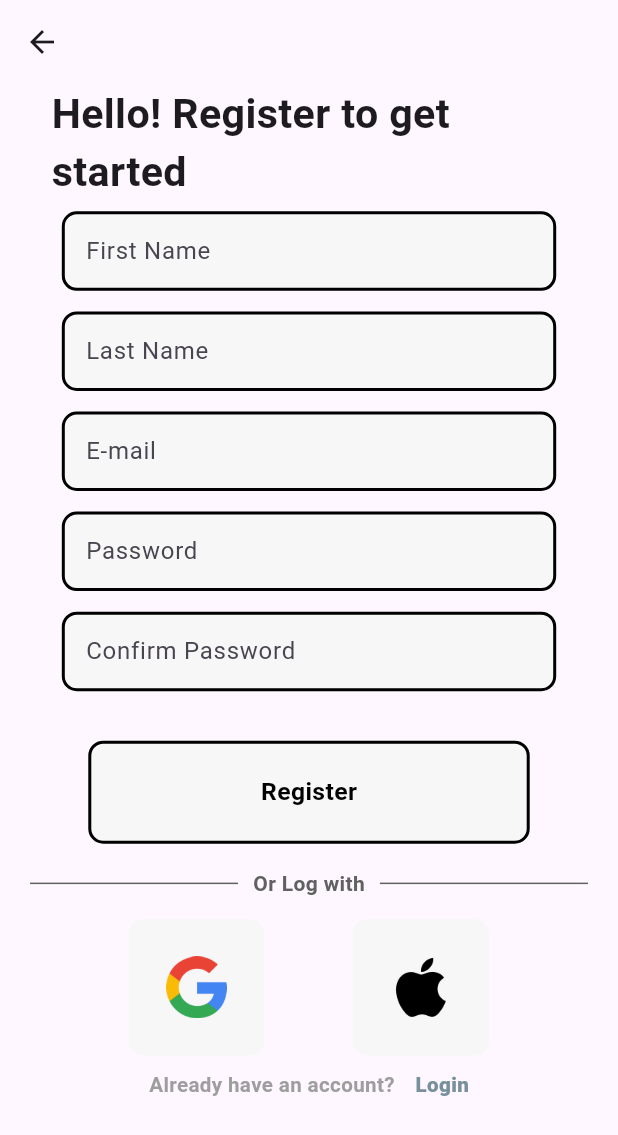
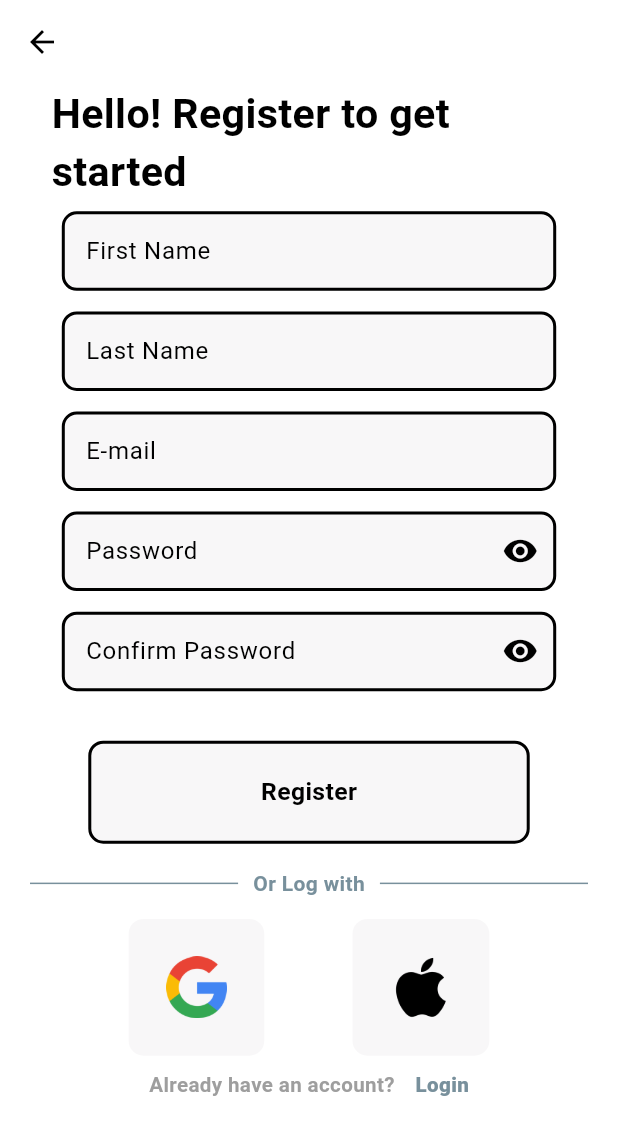
Before and after one commit to HarshitaBhamare/DTPL_APP, a Flutter app: the ForgetPassword screen opened directly, after a tap on "Register Now", on a phone screen of 412 x 824 dp. Shown: the top 1135 px of the screen. Run offline on Flutter 3.47's test engine with Material 3 defaults, Android fonts, the phone set to English and light mode, and no system bars; our stand-ins replace firebase_auth, firebase_core, loading_animation_widget; accounts and stored records are empty.

Commit message:
fixed the bugs

```diff
--- a/lib/Components/customAuthButton.dart
+++ b/lib/Components/customAuthButton.dart
@@ -52,17 +52,16 @@ class _AuthButtonsState extends State<AuthButtons> {
           decoration: BoxDecoration(
             color: currentid == widget.id
                 ? isclick
-                    ? Colors.black
-                    : Color.fromRGBO(248, 247, 248, 1)
-                : Color.fromRGBO(248, 247, 248, 1),
-            // Color.fromRGBO(248, 247, 248, 1),
+                    ? Theme.of(context).colorScheme.primary
+                    : Theme.of(context).colorScheme.secondary
+                : Theme.of(context).colorScheme.secondary,
             borderRadius: BorderRadius.circular(15),
           ),
           child: Container(
             decoration: BoxDecoration(
-                // color: ,
                 borderRadius: BorderRadius.circular(10),
-                border: Border.all(color: Colors.black, width: 2)),
+                border: Border.all(
+                    color: Theme.of(context).colorScheme.primary, width: 2)),
             height: size.height / 12,
             width: size.width / 1.4,
             child: Center(
@@ -71,9 +70,9 @@ class _AuthButtonsState extends State<AuthButtons> {
                 style: TextStyle(
                   color: currentid == widget.id
                       ? isclick
-                          ? Colors.white
-                          : Colors.black
-                      : Colors.black,
+                          ? Theme.of(context).colorScheme.background
+                          : Theme.of(context).colorScheme.primary
+                      : Theme.of(context).colorScheme.primary,
                   fontSize: size.height / 50,
                   fontWeight: FontWeight.bold,
                 ),
--- a/lib/Components/customtextField.dart
+++ b/lib/Components/customtextField.dart
@@ -2,12 +2,14 @@ import 'package:flutter/material.dart';
 
 class MyTextField extends StatefulWidget {
   final String hint;
-  final bool show;
+  final bool isPasswordField;
+  bool show;
   final TextEditingController textEditingController;
   // final TextEditingController controller;
   MyTextField(
       {super.key,
       required this.hint,
+      required this.isPasswordField,
       required this.show,
       required this.textEditingController
       // required this.controller,
@@ -18,6 +20,12 @@ class MyTextField extends StatefulWidget {
 }
 
 class _MyTextFieldState extends State<MyTextField> {
+  void _toggleShow() {
+    setState(() {
+      widget.show = !widget.show;
+    });
+  }
+
   @override
   Widget build(BuildContext context) {
     Size size = MediaQuery.of(context).size;
@@ -28,29 +36,41 @@ class _MyTextFieldState extends State<MyTextField> {
           controller: widget.textEditingController,
           style: TextStyle(
             fontSize: size.height / 60,
+            color: Theme.of(context).colorScheme.primary,
           ),
-          obscureText: !widget.show,
-          // controller: controller,
+          obscureText: widget.isPasswordField ? !widget.show : false,
           decoration: InputDecoration(
-            // disabledBorder: InputBorder.none,
+            suffixIcon: widget.isPasswordField
+                ? IconButton(
+                    icon: widget.show
+                        ? Icon(
+                            Icons.visibility_off,
+                            color: Theme.of(context).colorScheme.primary,
+                          )
+                        : Icon(
+                            Icons.visibility,
+                            color: Theme.of(context).colorScheme.primary,
+                          ),
+                    onPressed: _toggleShow,
+                  )
+                : null,
             label: Text(
               widget.hint,
-              // style: TextStyle(color: Color.fromARGB(255, 34, 5, 84)),
+              style: TextStyle(color: Theme.of(context).colorScheme.primary),
             ),
             enabledBorder: OutlineInputBorder(
                 borderRadius: BorderRadius.circular(10),
                 borderSide: BorderSide(
-                  // color: Colors.deepPurple.shade500,
+                  color: Theme.of(context).colorScheme.primary,
                   width: 2,
                 )),
             focusedBorder: OutlineInputBorder(
                 borderRadius: BorderRadius.circular(10),
                 borderSide: BorderSide(
-                  // color: Colors.deepPurple.shade500,
+                  color: Theme.of(context).colorScheme.primary,
                   width: 2,
                 )),
-            // fillColor: Colors.deepPurple.shade100,
-            fillColor: Color.fromRGBO(248, 247, 248, 1),
+            fillColor: Theme.of(context).colorScheme.secondary,
             filled: true,
           )),
     );
--- a/lib/Components/tile.dart
+++ b/lib/Components/tile.dart
@@ -10,8 +10,7 @@ class SquareTile extends StatelessWidget {
     return Container(
       padding: EdgeInsets.all(25),
       decoration: BoxDecoration(
-        color: Color.fromRGBO(248, 247, 248, 1),
-        // color: Color.fromRGBO(255, 255, 255, 1),
+        color: Theme.of(context).colorScheme.secondary,
         borderRadius: BorderRadius.circular(10),
       ),
       child: Image.asset(
--- a/lib/Pages/forgetPassword.dart
+++ b/lib/Pages/forgetPassword.dart
@@ -20,7 +20,11 @@ class _ForgetPasswordState extends State<ForgetPassword> {
     void OnClickResetPassword() {}
 
     return Scaffold(
-      appBar: AppBar(),
+      appBar: AppBar(
+        backgroundColor: Theme.of(context).colorScheme.background,
+        iconTheme: IconThemeData(color: Theme.of(context).colorScheme.primary),
+      ),
+      backgroundColor: Theme.of(context).colorScheme.background,
       body: SingleChildScrollView(
         child: Column(
           children: [
@@ -30,7 +34,10 @@ class _ForgetPasswordState extends State<ForgetPassword> {
                   child: Text(
                 'Forget Password?',
                 style: TextStyle(
-                    fontWeight: FontWeight.bold, fontSize: size.height / 30),
+                  fontWeight: FontWeight.bold,
+                  fontSize: size.height / 30,
+                  color: Theme.of(context).colorScheme.primary,
+                ),
               )),
             ),
             SizedBox(
@@ -53,6 +60,7 @@ class _ForgetPasswordState extends State<ForgetPassword> {
             ),
             MyTextField(
                 hint: 'Email',
+                isPasswordField: false,
                 show: true,
                 textEditingController: emailIDController),
             SizedBox(
@@ -86,7 +94,7 @@ class _ForgetPasswordState extends State<ForgetPassword> {
                       style: TextStyle(
                         fontSize: size.height / 60,
                         fontWeight: FontWeight.w800,
-                        color: Colors.blueGrey.shade400,
+                        color: Theme.of(context).colorScheme.tertiary,
                       ),
                     ),
                   ),
--- a/lib/Pages/registerPage.dart
+++ b/lib/Pages/registerPage.dart
@@ -42,8 +42,12 @@ class _RegisterPageState extends State<RegisterPage> {
 
     return Scaffold(
       appBar: AppBar(
-          // automaticallyImplyLeading: false,
-          ),
+        backgroundColor: Theme.of(context).colorScheme.background,
+        iconTheme: IconThemeData(
+          color: Theme.of(context).colorScheme.primary,
+        ),
+      ),
+      backgroundColor: Theme.of(context).colorScheme.background,
       body: SingleChildScrollView(
         child: Column(
           children: [
@@ -52,35 +56,43 @@ class _RegisterPageState extends State<RegisterPage> {
               child: Text(
                 'Hello! Register to get\nstarted',
                 style: TextStyle(
-                    fontWeight: FontWeight.bold, fontSize: size.height / 30),
+                  fontWeight: FontWeight.bold,
+                  fontSize: size.height / 30,
+                  color: Theme.of(context).colorScheme.primary,
+                ),
               ),
             ),
             SizedBox(height: size.height / 120),
             MyTextField(
                 hint: 'First Name',
+                isPasswordField: false,
                 show: true,
                 textEditingController: firstNameController),
             SizedBox(height: size.height / 60),
             MyTextField(
               hint: 'Last Name',
+              isPasswordField: false,
               show: true,
               textEditingController: lastNameController,
             ),
             SizedBox(height: size.height / 60),
             MyTextField(
               hint: 'E-mail',
+              isPasswordField: false,
               show: true,
               textEditingController: emailIDController,
             ),
             SizedBox(height: size.height / 60),
             MyTextField(
               hint: 'Password',
+              isPasswordField: true,
               show: false,
               textEditingController: passwordController,
             ),
             SizedBox(height: size.height / 60),
             MyTextField(
               hint: 'Confirm Password',
+              isPasswordField: true,
               show: false,
               textEditingController: confirmpasswordController,
             ),
@@ -96,20 +108,21 @@ class _RegisterPageState extends State<RegisterPage> {
                     indent: 20.0,
                     endIndent: 10.0,
                     thickness: 1,
-                    color: Colors.grey.shade700,
+                    color: Theme.of(context).colorScheme.tertiary,
                   ),
                 ),
                 Text(
                   "Or Log with",
                   style: TextStyle(
-                      color: Colors.grey.shade700, fontWeight: FontWeight.bold),
+                      color: Theme.of(context).colorScheme.tertiary,
+                      fontWeight: FontWeight.bold),
                 ),
                 Expanded(
                   child: Divider(
                     indent: 10.0,
                     endIndent: 20.0,
                     thickness: 1,
-                    color: Colors.grey.shade700,
+                    color: Theme.of(context).colorScheme.tertiary,
                   ),
                 ),
               ],
@@ -153,7 +166,7 @@ class _RegisterPageState extends State<RegisterPage> {
                       style: TextStyle(
                         fontSize: size.height / 60,
                         fontWeight: FontWeight.w800,
-                        color: Colors.blueGrey.shade400,
+                        color: Theme.of(context).colorScheme.tertiary,
                       ),
                     ),
                   ),
--- /dev/null
+++ b/lib/Themes/colorPalate.dart
@@ -0,0 +1,24 @@
+import 'package:flutter/material.dart';
+
+class CustomThemes {
+  // static final ThemeData darkTheme = ThemeData.dark().copyWith(
+  //   colorScheme: const ColorScheme.dark(
+  //     background: Color.fromRGBO(16, 16, 16, 1),
+  //     primary: Colors.black,
+  //     secondary: Colors.white,
+  //     tertiary: Color.fromRGBO(63, 63, 63, 1),
+  //   ),
+  //   // Define other theme properties like typography, etc. if needed.
+  // );
+
+  static final ThemeData lightTheme = ThemeData.dark().copyWith(
+    colorScheme: ColorScheme.dark(
+      background: Colors.white,
+      primary: Colors.black,
+      secondary: Color.fromRGBO(248, 247, 248, 1),
+      tertiary: Colors.blueGrey.shade400,
+      // primaryContainer: Colors.grey.shade00,
+    ),
+    // Define other theme properties like typography, etc. if needed.
+  );
+}
```
Also changed, not shown: lib/Backened/Auth/FirebaseAuthService.dart (+9 -2 lines), lib/Components/customMsgBox.dart (added, +62 -0 lines), lib/Pages/landindPage.dart (+12 -3 lines), lib/Pages/loadingPage.dart (+3 -4 lines), lib/Pages/loginPage.dart (+97 -16 lines), lib/Providers/msgBoxProvider.dart (added, +26 -0 lines), lib/main.dart (+8 -1 lines).
